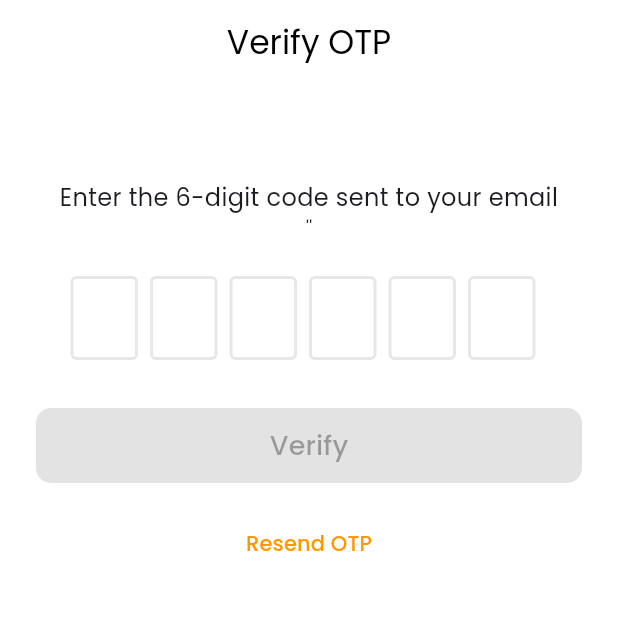
After one commit to ridwan-ansari/sehati-mobile, a Flutter app: the VerifyOtpPage screen opened by its route, on a phone screen of 412 x 824 dp, the top half of it. The commit adds this screen. Run offline on Flutter 3.47's test engine with Material 3 defaults, Android fonts, the phone set to English and light mode, and no system bars; drawn by our look-alikes of flutter_otp_text_field; our stand-ins replace dio, fl_chart, flutter_easyloading, flutter_local_notifications, flutter_svg, flutter_timezone and 10 more; accounts and stored records are empty; network calls fail; project files that could hold a hidden picture were left out.

Commit message:
feat(auth): add register and login

```diff
--- /dev/null
+++ b/lib/app/modules/auth/views/next_step/verify_otp_page.dart
@@ -0,0 +1,80 @@
+import 'package:flutter/material.dart';
+import 'package:flutter_otp_text_field/flutter_otp_text_field.dart';
+import 'package:get/get.dart';
+import 'package:sehati/app/modules/auth/controllers/auth_controller.dart';
+
+class VerifyOtpPage extends GetView<AuthController> {
+  const VerifyOtpPage({super.key});
+
+  @override
+  Widget build(BuildContext context) {
+    final email = Get.arguments?['email'] ?? "";
+    final otpCode = "".obs;
+
+    return Scaffold(
+      appBar: AppBar(
+        automaticallyImplyLeading: false,
+        title: const Text("Verify OTP", style: TextStyle(color: Colors.black)),
+        backgroundColor: Colors.transparent,
+        centerTitle: true,
+      ),
+      body: Padding(
+        padding: const EdgeInsets.all(24.0),
+        child: Column(
+          crossAxisAlignment: CrossAxisAlignment.center,
+          children: [
+            const SizedBox(height: 40),
+            const Text(
+              "Enter the 6-digit code sent to your email",
+              style: TextStyle(fontSize: 16),
+              textAlign: TextAlign.center,
+            ),
+            Text("'$email'", style: TextStyle(fontSize: 12)),
+            const SizedBox(height: 24),
+
+            OtpTextField(
+              fieldWidth: 45,
+              numberOfFields: 6,
+              borderColor: Colors.orange,
+              showFieldAsBox: true,
+              onCodeChanged: (String code) {
+                otpCode.value = code;
+              },
+              onSubmit: (String verificationCode) {
+                otpCode.value = verificationCode;
+              },
+            ),
+            const SizedBox(height: 32),
+
+            Obx(
+              () => ElevatedButton(
+                style: ElevatedButton.styleFrom(
+                  backgroundColor: Colors.orange,
+                  minimumSize: const Size(double.infinity, 50),
+                ),
+                onPressed: otpCode.value.length == 6
+                    ? () async {
+                        await controller.verifyOtp(email, otpCode.value);
+                      }
+                    : null,
+                child: const Text("Verify", style: TextStyle(fontSize: 18)),
+              ),
+            ),
+
+            const SizedBox(height: 16),
+            TextButton(
+              onPressed: () {
+                // Kirim ulang OTP
+                // controller.resendOtp(email);
+              },
+              child: const Text(
+                "Resend OTP",
+                style: TextStyle(color: Colors.orange),
+              ),
+            ),
+          ],
+        ),
+      ),
+    );
+  }
+}
--- a/lib/app/routes/app_pages.dart
+++ b/lib/app/routes/app_pages.dart
@@ -2,6 +2,7 @@ import 'package:get/get.dart';
 import 'package:sehati/app/modules/auth/controllers/auth_controller.dart';
 import 'package:sehati/app/modules/auth/views/next_step/input_profile_page.dart';
 import 'package:sehati/app/modules/auth/views/next_step/nutritional_status_page.dart';
+import 'package:sehati/app/modules/auth/views/next_step/verify_otp_page.dart';
 import 'package:sehati/app/modules/auth/views/signup_page.dart';
 import 'package:sehati/app/modules/dashboard/views/feature/forum/widget/profile_draft.dart';
 import 'package:sehati/app/modules/dashboard/views/feature/home/appointment/views/appointment_detail_page.dart';
@@ -12,6 +13,7 @@ import 'package:sehati/app/modules/dashboard/views/feature/home/journal/feature/
 import 'package:sehati/app/modules/dashboard/views/feature/home/journal/feature/food_habit/bindings/food_habit_binding.dart';
 import 'package:sehati/app/modules/dashboard/views/feature/home/journal/feature/food_habit/views/food_habit_page.dart';
 import 'package:sehati/app/modules/dashboard/views/feature/home/reminder/views/add_reminder_page.dart';
+import 'package:sehati/app/modules/splash_page.dart';
 import 'package:sehati/app/routes/app_routes.dart';
 import '../modules/auth/views/login_page.dart';
 import '../modules/dashboard/views/dashboard_page.dart';
@@ -39,6 +41,7 @@ import '../modules/dashboard/views/feature/home/reminder/bindings/reminder_bindi
 
 class AppPages {
   static final routes = [
+    GetPage(name: AppRoutes.SPLASH, page: () => const SplashPage()),
     GetPage(
       name: AppRoutes.LOGIN,
       page: () => const LoginPage(),
@@ -147,5 +150,10 @@ class AppPages {
       page: () => const ProfileDraft(),
       binding: ChattingBinding(),
     ),
+    GetPage(
+      name: AppRoutes.VERIFY_OTP,
+      page: () => const VerifyOtpPage(),
+      binding: AuthBinding(),
+    ),
   ];
 }
--- a/lib/app/routes/app_routes.dart
+++ b/lib/app/routes/app_routes.dart
@@ -1,4 +1,5 @@
 abstract class AppRoutes {
+  static const SPLASH = '/splash';
   static const LOGIN = '/login';
   static const SIGNUP = '/signup';
   static const NUTRITION = '/nutrition';
@@ -25,5 +26,7 @@ abstract class AppRoutes {
 
   static const SOCIAL_PROFILE = '/social_profile';
 
+  static const VERIFY_OTP = '/verify_otp';
+
 
 }
--- a/lib/main.dart
+++ b/lib/main.dart
@@ -44,7 +44,7 @@ class MRAApp extends StatelessWidget {
             ? ThemeMode.dark
             : ThemeMode.light,
         builder: EasyLoading.init(),
-        initialRoute: AppRoutes.LOGIN,
+        initialRoute: AppRoutes.SPLASH,
         getPages: AppPages.routes,
       ),
     );
--- a/pubspec.yaml
+++ b/pubspec.yaml
@@ -58,6 +58,8 @@ dependencies:
   url_launcher: ^6.3.2
   chat_bubbles: ^1.7.0
   swipe_to: ^1.0.6
+  flutter_otp_text_field: ^1.5.1+1
+  get_storage: ^2.1.1
 
 dev_dependencies:
   flutter_launcher_icons: ^0.14.4
```
Also changed, not shown: lib/app/common/utils/snackbar_utils.dart (added, +65 -0 lines), lib/app/data/services/auth_service.dart (+78 -0 lines), lib/app/data/services/local_storage_service.dart (+32 -0 lines), lib/app/modules/auth/controllers/auth_controller.dart (+164 -46 lines), lib/app/modules/auth/views/login_page.dart (+17 -4 lines), lib/app/modules/auth/views/next_step/input_profile_page.dart (+60 -34 lines), lib/app/modules/auth/views/signup_page.dart (+21 -28 lines), lib/app/modules/splash_page.dart (added, +46 -0 lines), pubspec.lock, 1 other file.
